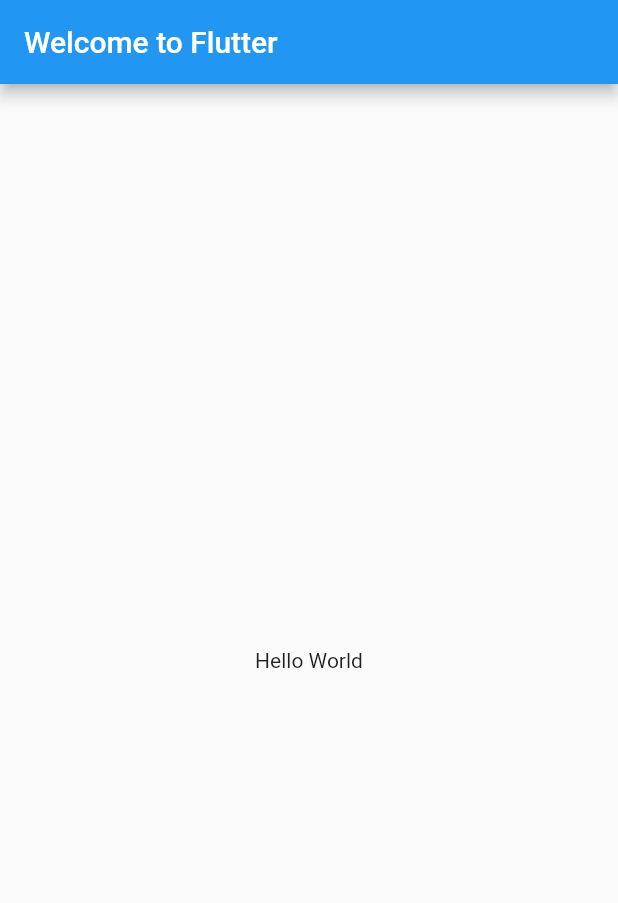
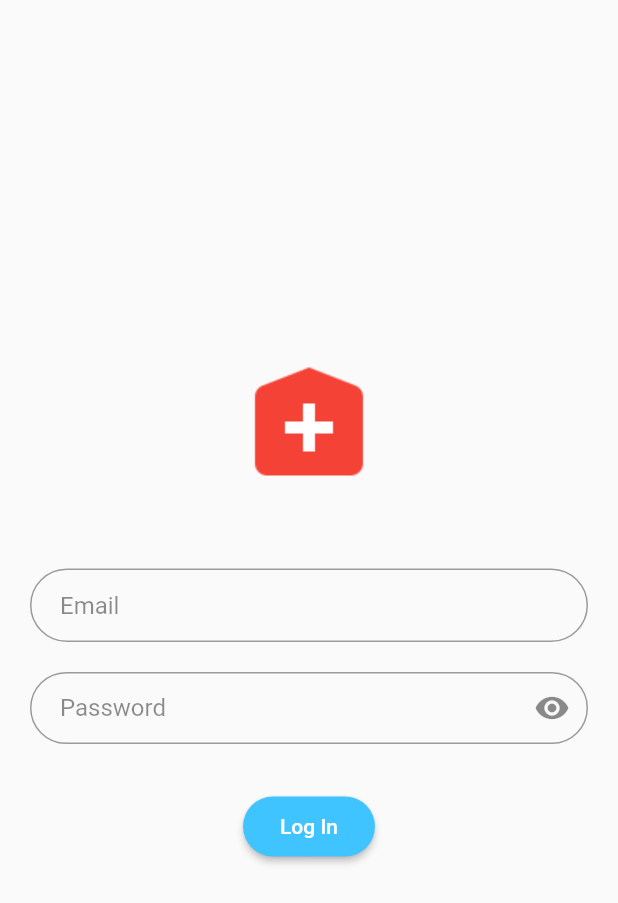
Before and after one commit to NaveenTennakoon/aid_first, a Flutter app: the screen it shows after launch, on a phone screen of 412 x 824 dp. Shown: the top 903 px of the screen. Run offline on Flutter 3.47's test engine with Material 2 defaults, Android fonts, the phone set to English and light mode, and no system bars; our stand-ins replace firebase_auth; accounts and stored records are empty.

Commit message:
Basic login/logout

```diff
--- /dev/null
+++ b/lib/auth/authentication.dart
@@ -0,0 +1,35 @@
+import 'package:flutter/material.dart';
+import 'package:firebase_auth/firebase_auth.dart';
+import 'package:flutter/cupertino.dart';
+import 'package:aid_first/screens/login.dart';
+import 'package:aid_first/screens/home.dart';
+
+class Auth extends StatelessWidget {
+  @override
+  Widget build(BuildContext context) {
+    return StreamBuilder<FirebaseUser>(
+      stream: FirebaseAuth.instance.onAuthStateChanged,
+      builder: (context, snapshot) {
+        if (snapshot.connectionState == ConnectionState.active) {
+          FirebaseUser user = snapshot.data;
+          if (user == null) return LoginPage();
+          return HomePage();
+        } else {
+          return Scaffold(
+            body: Column(
+              mainAxisAlignment: MainAxisAlignment.center,
+              children: <Widget>[
+                Center(
+                  child: CupertinoActivityIndicator(
+                    animating: true,
+                    radius: 10,
+                  ),
+                ),
+              ],
+            ),
+          );
+        }
+      },
+    );
+  }
+}
--- a/lib/main.dart
+++ b/lib/main.dart
@@ -1,20 +1,9 @@
 import 'package:flutter/material.dart';
+import 'package:aid_first/auth/authentication.dart';
 
-void main() => runApp(MyApp());
-
-class MyApp extends StatelessWidget {
-  @override
-  Widget build(BuildContext context) {
-    return MaterialApp(
-      title: 'Welcome to Flutter',
-      home: Scaffold(
-        appBar: AppBar(
-          title: Text('Welcome to Flutter'),
-        ),
-        body: Center(
-          child: Text('Hello World'),
-        ),
-      ),
-    );
-  }
-}
+void main() => runApp(
+  new MaterialApp(
+      debugShowCheckedModeBanner: false,    // Temporary code for debug mode
+      home : new Auth(),
+    )
+);
--- /dev/null
+++ b/lib/screens/home.dart
@@ -0,0 +1,33 @@
+import 'package:flutter/material.dart';
+import 'package:firebase_auth/firebase_auth.dart';
+
+class HomePage extends StatefulWidget {
+  @override
+  _HomePageState createState() => _HomePageState();
+}
+
+class _HomePageState extends State<HomePage> {
+
+  Future<Null> _signout () async {
+    FirebaseAuth _auth = FirebaseAuth.instance;
+    _auth.signOut();
+  }
+
+  @override
+  Widget build(BuildContext context) {
+    return Scaffold(
+      appBar: AppBar(
+        title: Text('AID FIRST'),
+        centerTitle: true,
+        actions: <Widget>[
+          IconButton(
+            icon: Icon(Icons.person),
+            onPressed: () {
+              _signout();
+            }
+          ),
+        ],
+      ),
+    );
+  }
+}
--- /dev/null
+++ b/lib/screens/login.dart
@@ -0,0 +1,121 @@
+import 'package:flutter/material.dart';
+import 'package:firebase_auth/firebase_auth.dart';
+
+class LoginPage extends StatefulWidget {
+  @override
+  _LoginPageState createState() => _LoginPageState();
+}
+
+class _LoginPageState extends State<LoginPage> {
+  GlobalKey<FormState> _key = GlobalKey();
+  String _email;
+  String _password;
+  bool _obscureText = true;
+
+  final FirebaseAuth _auth = FirebaseAuth.instance;
+
+  Future<String> signIn(String email, String password) async {
+    AuthResult result = await _auth.signInWithEmailAndPassword(email: email, password: password);
+    FirebaseUser user = result.user;
+    return user.uid;
+  }
+
+  @override
+  Widget build(BuildContext context) {
+    return Scaffold(
+      body: Center(
+        child: SingleChildScrollView(
+          child: Container(
+            margin: EdgeInsets.all(20.0),
+            child: Center(
+              child: Form(
+                key: _key,
+                autovalidate: true,
+                child: _form(),
+              ),
+            ),
+          ),
+        ),
+      ),
+    );
+  }
+
+  Widget _form() {
+    return Column(
+      children: <Widget>[
+        Image.asset('assets/logo.png'),
+        SizedBox(height: 50.0),
+        TextFormField(
+          keyboardType: TextInputType.emailAddress,
+          autofocus: false,
+          decoration: InputDecoration(
+            hintText: 'Email',
+            hintStyle: TextStyle(color: Colors.black45),
+            contentPadding: EdgeInsets.fromLTRB(20.0, 15.0, 20.0, 15.0),
+            border:
+                OutlineInputBorder(borderRadius: BorderRadius.circular(32.0)),
+          ),
+          onChanged: (value) => _email = value.trim(),
+        ),
+        SizedBox(height: 20.0),
+        TextFormField(
+          autofocus: false,
+          obscureText: _obscureText,
+          keyboardType: TextInputType.text,
+          decoration: InputDecoration(
+            hintText: 'Password',
+            hintStyle: TextStyle(color: Colors.black45),
+            contentPadding: EdgeInsets.fromLTRB(20.0, 10.0, 20.0, 10.0),
+            border:
+                OutlineInputBorder(borderRadius: BorderRadius.circular(32.0)),
+            suffixIcon: GestureDetector(
+              onTap: () {
+                setState(() {
+                  _obscureText = !_obscureText;
+                });
+              },
+              child: Icon(
+                _obscureText ? Icons.visibility : Icons.visibility_off,
+              ),
+            ),
+          ),
+          onChanged: (value) => _password = value.trim(),
+        ),
+        SizedBox(height: 15.0),
+        Padding(
+          padding: EdgeInsets.symmetric(vertical: 16.0),
+          child: RaisedButton(
+            shape: RoundedRectangleBorder(
+              borderRadius: BorderRadius.circular(32),
+            ),
+            onPressed: () {
+              signIn(_email, _password);
+            },
+            padding: EdgeInsets.all(12),
+            color: Colors.lightBlueAccent,
+            child: Text(
+              'Log In',
+              style: TextStyle(color: Colors.white)
+            ),
+          ),
+        ),
+        // FlatButton(
+        //   child: Text(
+        //     'Forgot password?',
+        //     style: TextStyle(color: Colors.black54),
+        //   ),
+        //   onPressed: () {
+
+        //   },
+        // ),
+        // FlatButton(
+        //   onPressed: () {
+
+        //   },
+        //   child: Text('Not a member? Sign up now',
+        //       style: TextStyle(color: Colors.black54)),
+        // ),
+      ],
+    );
+  }
+}
```
Also changed, not shown: pubspec.yaml (+5 -53 lines), assets/logo.png (added), pubspec.lock, 1 other file.
